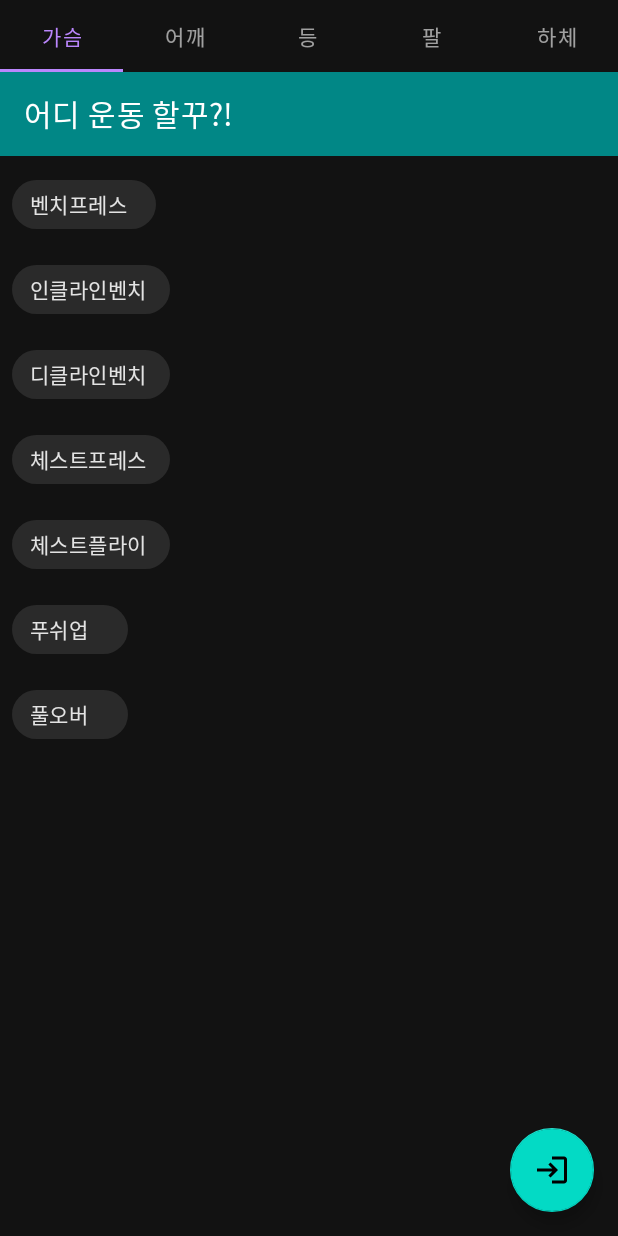
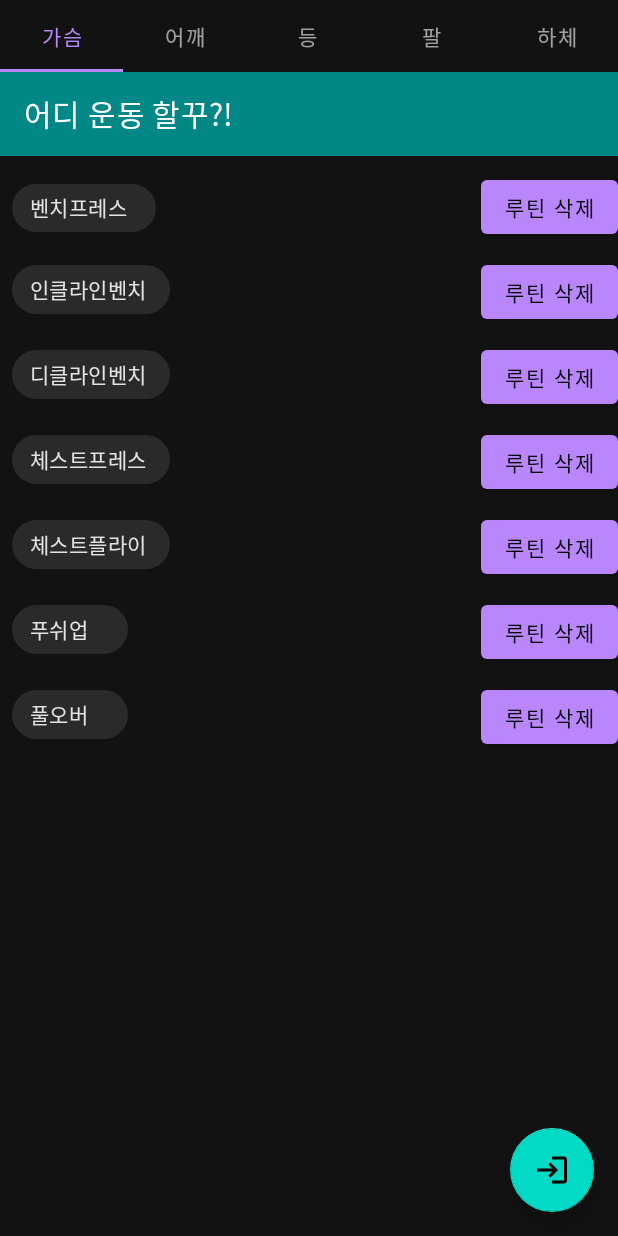
Before and after one commit to asdfwefsf/HEALTH_APP, an Android app: the DefaultFragment screen opened directly, with no data from a screen before it, on a phone screen of 412 x 824 dp. Run offline under Robolectric (Android 15) with nearby library versions, the phone set to English and light mode, and no system bars; our stand-ins replace Dagger/Hilt's generated code.

Commit message:
third refactoring end

```diff
--- a/app/src/main/java/com/company/health_app/data/impl/ExcerciseInsertRepositoryImpl.kt
+++ b/app/src/main/java/com/company/health_app/data/impl/ExcerciseInsertRepositoryImpl.kt
@@ -9,8 +9,8 @@ import javax.inject.Inject
 class ExcerciseInsertRepositoryImpl @Inject constructor(
     private val excerciseDao: ExcerciseDao
 ) : ExcerciseInsertRepository {
-    override suspend fun InsertExcercise(excerciseModel: ExcerciseModel) {
-        excerciseDao.insert(excerciseModel.toExcerciseEntity())
+    override suspend fun InsertExcercise(excerciseModel: ExcerciseModel)  {
+        return excerciseDao.insert(excerciseModel.toExcerciseEntity())
     }
 
 }
--- a/app/src/main/java/com/company/health_app/domain/model/ExcerciseModel.kt
+++ b/app/src/main/java/com/company/health_app/domain/model/ExcerciseModel.kt
@@ -1,7 +1,7 @@
 package com.company.health_app.domain.model
 
 data class ExcerciseModel (
-    val id :Int,
+    var id :Int,
     val name : String,
     var setNum : Int,
 )
--- a/app/src/main/java/com/company/health_app/domain/usecase/ExcerciseInsertUseCase.kt
+++ b/app/src/main/java/com/company/health_app/domain/usecase/ExcerciseInsertUseCase.kt
@@ -7,7 +7,7 @@ import javax.inject.Inject
 class ExcerciseInsertUseCase @Inject constructor(
     private val excerciseInsertRepository: ExcerciseInsertRepository
 ) {
-    suspend operator fun invoke (excerciseModel: ExcerciseModel) {
-        excerciseInsertRepository.InsertExcercise(excerciseModel)
+    suspend operator fun invoke (excerciseModel: ExcerciseModel){
+        return excerciseInsertRepository.InsertExcercise(excerciseModel)
     }
 }
--- a/app/src/main/java/com/company/health_app/presentation/difault/DefaultFragment.kt
+++ b/app/src/main/java/com/company/health_app/presentation/difault/DefaultFragment.kt
@@ -4,6 +4,7 @@ import android.annotation.SuppressLint
 import android.app.AlertDialog
 import android.content.Intent
 import android.os.Bundle
+import android.util.Log
 import android.view.LayoutInflater
 import android.view.View
 import android.view.ViewGroup
@@ -37,7 +38,16 @@ class DefaultFragment : Fragment() {
     private var bodyPart5: String = ""
     private var bodyPart6: String = ""
     private var bodyPart7: String = ""
-    private var position: Int = 0 // position 변수 추가
+    private var position: Int = 0
+
+
+    private var exerciseModel1 = ExcerciseModel(0, bodyPart1, numSet)
+    private var exerciseModel2 = ExcerciseModel(0, bodyPart2, numSet)
+    private var exerciseModel3 = ExcerciseModel(0, bodyPart3, numSet)
+    private var exerciseModel4 = ExcerciseModel(0, bodyPart4, numSet)
+    private var exerciseModel5 = ExcerciseModel(0, bodyPart5, numSet)
+    private var exerciseModel6 = ExcerciseModel(0, bodyPart6, numSet)
+    private var exerciseModel7 = ExcerciseModel(0, bodyPart7, numSet)
 
 
     // 리팩토링
@@ -118,30 +128,22 @@ class DefaultFragment : Fragment() {
                     setPositiveButton("확인") { _, _ ->
                         numSet = choiceSetPicker.value.toString().toInt()
                         binding.setNum1.text = numSet.toString()
-//                        excerciseEntity = ExcerciseEntity(bodyPart1, numSet)
+                        // 리팩토링
 
 
-                        // 리팩토링
-                        val exerciseModel = ExcerciseModel(0, bodyPart1, numSet)
-                        excerciseViewModel.insert(exerciseModel)
-
-
-//                        excerciseEntity = ExcerciseModel(0 , bodyPart1, numSet).toExcerciseEntity()
-//                        Thread {
-//                            ExcerciseDatabase.getInstance(requireContext())?.excerciseDao()?.insert(
-//                                excerciseEntity
-//                            )
-//                        }.start()
+                        exerciseModel1 = ExcerciseModel(0, bodyPart1, numSet)
+                        excerciseViewModel.insert(exerciseModel1)
                     }
                     setNegativeButton("취소") { _, _ ->
                     }
                     setNeutralButton("DB 삭제") { _, _ ->
                         nameToDelete = bodyPart1
-                        Thread {
-                            ExcerciseDatabase.getInstance(requireContext())?.excerciseDao()
-                                ?.deleteByName(nameToDelete)
-                        }.start()
+
+                        // 리팩토링
+                        var excerciseModel = ExcerciseModel(0 , bodyPart1 , numSet)
+                        excerciseViewModel.DeleteExcercise(excerciseModel)
                         binding.setNum1.text = ""
+
                     }
                 }.show().apply {
                     findViewById<TextView>(android.R.id.button1)?.apply {
@@ -159,6 +161,32 @@ class DefaultFragment : Fragment() {
                 }
             }
         }
+
+        binding.deleteButton1.setOnClickListener {
+            exerciseModel1?.let {
+                Log.d("sdfsf"  , "${it}")
+
+                excerciseViewModel.DeleteExcercise(it)
+            }
+        }
+
+
+
+
+
+
+
+
+
+
+
+
+
+
+
+
+
+
 
         binding.textChip2.apply {
             text = bodyPart2
--- a/app/src/main/java/com/company/health_app/presentation/viewmodel/ExcerciseViewModel.kt
+++ b/app/src/main/java/com/company/health_app/presentation/viewmodel/ExcerciseViewModel.kt
@@ -51,6 +51,7 @@ class ExcerciseViewModel @Inject constructor(
     fun insert(excercise: ExcerciseModel) = viewModelScope.launch(Dispatchers.IO) {
 //        repository.insert(excercise)
         excerciseInsertUseCase(excercise)
+
 //        GetAllExcercise()
     }
 
--- a/app/src/main/res/layout/default_fragment.xml
+++ b/app/src/main/res/layout/default_fragment.xml
@@ -16,198 +16,289 @@
 
     <LinearLayout
         android:id="@+id/linearLayout1"
-        app:layout_constraintTop_toBottomOf="@id/toolbar"
         android:layout_width="match_parent"
         android:layout_height="wrap_content"
+        android:layout_marginTop="8dp"
         android:orientation="horizontal"
-        android:layout_marginTop="8dp">
+        app:layout_constraintTop_toBottomOf="@id/toolbar">
 
         <com.google.android.material.chip.Chip
             android:id="@+id/textChip1"
             android:layout_width="wrap_content"
-            android:layout_height="match_parent"
+            android:layout_height="wrap_content"
             android:layout_marginStart="8dp"
             tools:ignore="DuplicateSpeakableTextCheck"
             tools:text="Test" />
 
+
         <TextView
             android:id="@+id/setNum1"
-            android:layout_marginTop="8dp"
             android:layout_width="wrap_content"
             android:layout_height="wrap_content"
             android:layout_marginStart="8dp"
+            android:layout_marginTop="8dp"
+            android:textColor="@color/white"
             android:textSize="30sp"
-            android:textColor="@color/white"
-            tools:text="test"/>
+            tools:text="test" />
+        <View
+            android:layout_width="0dp"
+            android:layout_height="0dp"
+            android:layout_weight="1"/>
+
+        <Button
+            android:id="@+id/deleteButton1"
+            android:layout_width="wrap_content"
+            android:layout_height="wrap_content"
+            android:text="루틴 삭제"
+
+            />
+
+
     </LinearLayout>
 
     <LinearLayout
         android:id="@+id/linearLayout2"
-        app:layout_constraintTop_toBottomOf="@id/linearLayout1"
         android:layout_width="match_parent"
         android:layout_height="wrap_content"
+        android:layout_marginTop="8dp"
         android:orientation="horizontal"
-        android:layout_marginTop="8dp">
+        app:layout_constraintTop_toBottomOf="@id/linearLayout1">
 
         <com.google.android.material.chip.Chip
             android:id="@+id/textChip2"
             android:layout_width="wrap_content"
             android:layout_height="match_parent"
-            tools:text="Test"
-            android:layout_marginStart="8dp"/>
+            android:layout_marginStart="8dp"
+            tools:text="Test" />
 
         <TextView
             android:id="@+id/setNum2"
-            android:layout_marginTop="8dp"
             android:layout_width="wrap_content"
             android:layout_height="wrap_content"
             android:layout_marginStart="8dp"
+            android:layout_marginTop="8dp"
+            android:textColor="@color/white"
             android:textSize="30sp"
-            android:textColor="@color/white"
-            tools:text="test"/>
+            tools:text="test" />
+
+        <View
+            android:layout_width="0dp"
+            android:layout_height="0dp"
+            android:layout_weight="1"/>
+
+        <Button
+            android:id="@+id/deleteButton2"
+            android:layout_width="wrap_content"
+            android:layout_height="wrap_content"
+            android:text="루틴 삭제"
+
+            />
     </LinearLayout>
 
     <LinearLayout
         android:id="@+id/linearLayout3"
-        app:layout_constraintTop_toBottomOf="@id/linearLayout2"
         android:layout_width="match_parent"
         android:layout_height="wrap_content"
+        android:layout_marginTop="8dp"
         android:orientation="horizontal"
-        android:layout_marginTop="8dp">
+        app:layout_constraintTop_toBottomOf="@id/linearLayout2">
 
         <com.google.android.material.chip.Chip
             android:id="@+id/textChip3"
             android:layout_width="wrap_content"
             android:layout_height="match_parent"
-            tools:text="Test"
-            android:layout_marginStart="8dp"/>
+            android:layout_marginStart="8dp"
+            tools:text="Test" />
 
         <TextView
             android:id="@+id/setNum3"
-            android:layout_marginTop="8dp"
             android:layout_width="wrap_content"
             android:layout_height="wrap_content"
             android:layout_marginStart="8dp"
+            android:layout_marginTop="8dp"
+            android:textColor="@color/white"
             android:textSize="30sp"
-            android:textColor="@color/white"
-            tools:text="test"/>
+            tools:text="test" />
+        <View
+            android:layout_width="0dp"
+            android:layout_height="0dp"
+            android:layout_weight="1"/>
+
+        <Button
+            android:id="@+id/deleteButton3"
+            android:layout_width="wrap_content"
+            android:layout_height="wrap_content"
+            android:text="루틴 삭제"
+
+            />
     </LinearLayout>
 
     <LinearLayout
         android:id="@+id/linearLayout4"
-        app:layout_constraintTop_toBottomOf="@id/linearLayout3"
         android:layout_width="match_parent"
         android:layout_height="wrap_content"
+        android:layout_marginTop="8dp"
         android:orientation="horizontal"
-        android:layout_marginTop="8dp">
+        app:layout_constraintTop_toBottomOf="@id/linearLayout3">
 
         <com.google.android.material.chip.Chip
             android:id="@+id/textChip4"
             android:layout_width="wrap_content"
             android:layout_height="match_parent"
-            tools:text="Test"
-            android:layout_marginStart="8dp"/>
+            android:layout_marginStart="8dp"
+            tools:text="Test" />
 
         <TextView
             android:id="@+id/setNum4"
-            android:layout_marginTop="8dp"
             android:layout_width="wrap_content"
             android:layout_height="wrap_content"
             android:layout_marginStart="8dp"
+            android:layout_marginTop="8dp"
+            android:textColor="@color/white"
             android:textSize="30sp"
-            android:textColor="@color/white"
-            tools:text="test"/>
+            tools:text="test" />
+
+        <View
+            android:layout_width="0dp"
+            android:layout_height="0dp"
+            android:layout_weight="1"/>
+
+        <Button
+            android:id="@+id/deleteButton4"
+            android:layout_width="wrap_content"
+            android:layout_height="wrap_content"
+            android:text="루틴 삭제"
+
+            />
     </LinearLayout>
 
     <LinearLayout
         android:id="@+id/linearLayout5"
-        app:layout_constraintTop_toBottomOf="@id/linearLayout4"
         android:layout_width="match_parent"
         android:layout_height="wrap_content"
+        android:layout_marginTop="8dp"
         android:orientation="horizontal"
-        android:layout_marginTop="8dp">
+        app:layout_constraintTop_toBottomOf="@id/linearLayout4">
 
         <com.google.android.material.chip.Chip
             android:id="@+id/textChip5"
             android:layout_width="wrap_content"
             android:layout_height="match_parent"
-            tools:text="Test"
-            android:layout_marginStart="8dp"/>
+            android:layout_marginStart="8dp"
+            tools:text="Test" />
 
         <TextView
             android:id="@+id/setNum5"
-            android:layout_marginTop="8dp"
             android:layout_width="wrap_content"
             android:layout_height="wrap_content"
             android:layout_marginStart="8dp"
+            android:layout_marginTop="8dp"
+            android:textColor="@color/white"
             android:textSize="30sp"
-            android:textColor="@color/white"
-            tools:text="test"/>
+            tools:text="test" />
+
+        <View
+            android:layout_width="0dp"
+            android:layout_height="0dp"
+            android:layout_weight="1"/>
+
+        <Button
+            android:id="@+id/deleteButton5"
+            android:layout_width="wrap_content"
+            android:layout_height="wrap_content"
+            android:text="루틴 삭제"
+
+            />
     </LinearLayout>
 
     <LinearLayout
         android:id="@+id/linearLayout6"
-        app:layout_constraintTop_toBottomOf="@id/linearLayout5"
         android:layout_width="match_parent"
         android:layout_height="wrap_content"
+        android:layout_marginTop="8dp"
         android:orientation="horizontal"
-        android:layout_marginTop="8dp">
+        app:layout_constraintTop_toBottomOf="@id/linearLayout5">
 
         <com.google.android.material.chip.Chip
             android:id="@+id/textChip6"
             android:layout_width="wrap_content"
             android:layout_height="match_parent"
-            tools:text="Test"
-            android:layout_marginStart="8dp"/>
+            android:layout_marginStart="8dp"
+            tools:text="Test" />
 
         <TextView
             android:id="@+id/setNum6"
-            android:layout_marginTop="8dp"
             android:layout_width="wrap_content"
             android:layout_height="wrap_content"
             android:layout_marginStart="8dp"
+            android:layout_marginTop="8dp"
+            android:textColor="@color/white"
             android:textSize="30sp"
-            android:textColor="@color/white"
-            tools:text="test"/>
+            tools:text="test" />
+
+        <View
+            android:layout_width="0dp"
+            android:layout_height="0dp"
+            android:layout_weight="1"/>
+
+        <Button
+            android:id="@+id/deleteButton6"
+            android:layout_width="wrap_content"
+            android:layout_height="wrap_content"
+            android:text="루틴 삭제"
+
+            />
     </LinearLayout>
 
     <LinearLayout
         android:id="@+id/linearLayout7"
-        app:layout_constraintTop_toBottomOf="@id/linearLayout6"
         android:layout_width="match_parent"
         android:layout_height="wrap_content"
+        android:layout_marginTop="8dp"
         android:orientation="horizontal"
-        android:layout_marginTop="8dp">
+        app:layout_constraintTop_toBottomOf="@id/linearLayout6">
 
         <com.google.android.material.chip.Chip
             android:id="@+id/textChip7"
             android:layout_width="wrap_content"
             android:layout_height="match_parent"
-            tools:text="Test"
-            android:layout_marginStart="8dp"/>
+            android:layout_marginStart="8dp"
+            tools:text="Test" />
 
         <TextView
             android:id="@+id/setNum7"
-            android:layout_marginTop="8dp"
             android:layout_width="wrap_content"
             android:layout_height="wrap_content"
             android:layout_marginStart="8dp"
+            android:layout_marginTop="8dp"
+            android:textColor="@color/white"
             android:textSize="30sp"
-            android:textColor="@color/white"
-            tools:text="test"/>
+            tools:text="test" />
+
+        <View
+            android:layout_width="0dp"
+            android:layout_height="0dp"
+            android:layout_weight="1"/>
+
+        <Button
+            android:id="@+id/deleteButton7"
+            android:layout_width="wrap_content"
+            android:layout_height="wrap_content"
+            android:text="루틴 삭제"
+
+            />
     </LinearLayout>
 
     <com.google.android.material.floatingactionbutton.FloatingActionButton
         android:id="@+id/endFragment"
         android:layout_width="wrap_content"
         android:layout_height="wrap_content"
-        app:layout_constraintBottom_toBottomOf="parent"
-        app:layout_constraintEnd_toEndOf="parent"
+        android:layout_marginEnd="16dp"
         android:layout_marginBottom="16dp"
-        android:layout_marginEnd="16dp"
-        android:src="@drawable/login"
         android:backgroundTint="@color/teal_200"
         android:contentDescription="@string/ability5"
-        />
+        android:src="@drawable/login"
+        app:layout_constraintBottom_toBottomOf="parent"
+        app:layout_constraintEnd_toEndOf="parent" />
 
 </androidx.constraintlayout.widget.ConstraintLayout>
```
